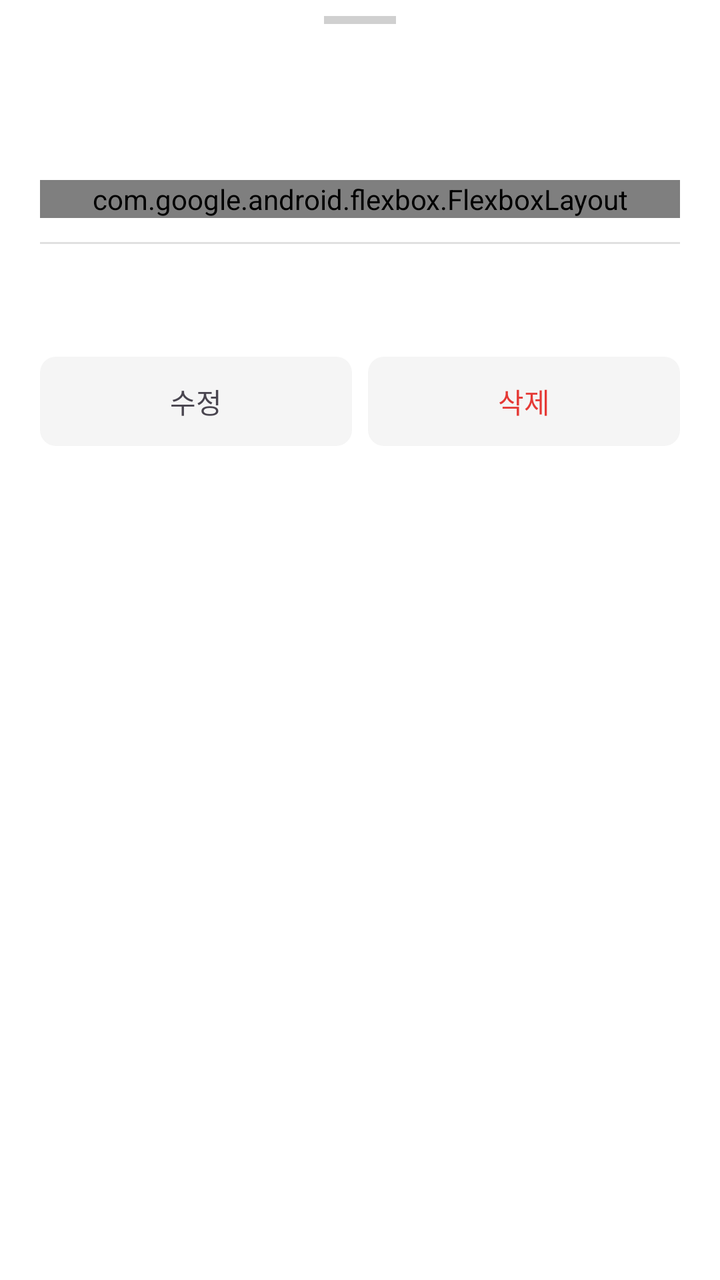
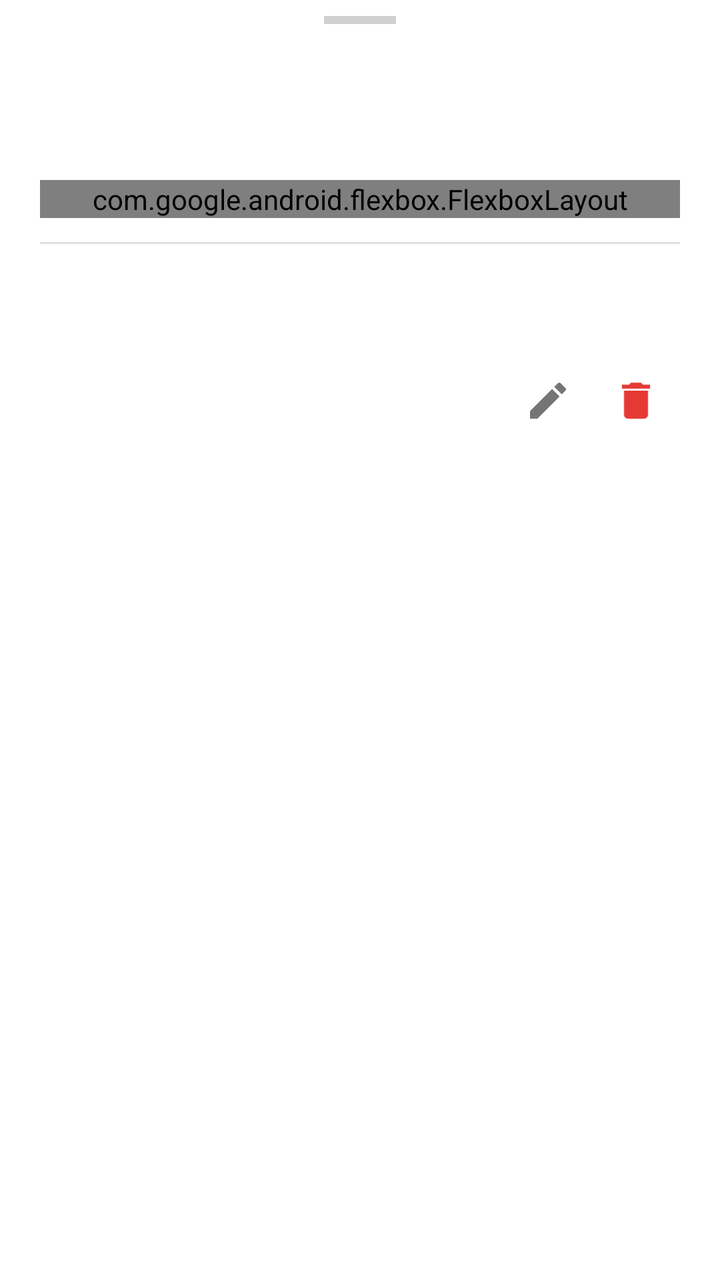

Before-and-after screenshots of an Android layout around one commit, followed by the original layout XML and the change that was made.
<!-- AndroidManifest.xml: application theme Theme.BNOTE -->
<!-- res/layout/bottom_sheet_sermon_detail.xml -->
<?xml version="1.0" encoding="utf-8"?>
<LinearLayout xmlns:android="http://schemas.android.com/apk/res/android"
    xmlns:app="http://schemas.android.com/apk/res-auto"
    android:layout_width="match_parent"
    android:layout_height="match_parent"
    android:orientation="vertical"
    android:background="@color/surface_elevated">

    <include layout="@layout/include_drag_handle" />

    <ScrollView
        android:layout_width="match_parent"
        android:layout_height="match_parent">

        <LinearLayout
            android:layout_width="match_parent"
            android:layout_height="wrap_content"
            android:orientation="vertical"
            android:padding="20dp">

            <LinearLayout
                android:layout_width="match_parent"
                android:layout_height="wrap_content"
                android:orientation="horizontal"
                android:gravity="center_vertical">

                <View
                    android:id="@+id/detail_category_dot"
                    android:layout_width="12dp"
                    android:layout_height="12dp"
                    android:layout_marginEnd="8dp" />

                <TextView
                    android:id="@+id/text_sermon_title"
                    android:layout_width="0dp"
                    android:layout_height="wrap_content"
                    android:layout_weight="1"
                    android:textSize="18sp"
                    android:textStyle="bold"
                    android:textColor="@color/text_primary" />

            </LinearLayout>

            <TextView
                android:id="@+id/text_sermon_meta"
                android:layout_width="match_parent"
                android:layout_height="wrap_content"
                android:layout_marginTop="4dp"
                android:textSize="13sp"
                android:textColor="@color/text_secondary" />

            <com.google.android.flexbox.FlexboxLayout
                android:id="@+id/flexbox_detail_refs"
                android:layout_width="match_parent"
                android:layout_height="wrap_content"
                android:layout_marginTop="8dp"
                app:flexWrap="wrap" />

            <View
                android:layout_width="match_parent"
                android:layout_height="1dp"
                android:layout_marginVertical="12dp"
                android:background="@color/divider_light" />

            <TextView
                android:id="@+id/text_sermon_memo"
                android:layout_width="match_parent"
                android:layout_height="wrap_content"
                android:textSize="15sp" />

            <LinearLayout
                android:layout_width="match_parent"
                android:layout_height="wrap_content"
                android:orientation="horizontal"
                android:layout_marginTop="24dp">

                <TextView
                    android:id="@+id/btn_edit_sermon"
                    android:layout_width="0dp"
                    android:layout_height="wrap_content"
                    android:layout_weight="1"
                    android:layout_marginEnd="8dp"
                    android:padding="12dp"
                    android:gravity="center"
                    android:text="수정"
                    android:background="@drawable/bg_book_button"
                    android:clickable="true"
                    android:focusable="true" />

                <TextView
                    android:id="@+id/btn_delete_sermon"
                    android:layout_width="0dp"
                    android:layout_height="wrap_content"
                    android:layout_weight="1"
                    android:padding="12dp"
                    android:gravity="center"
                    android:text="삭제"
                    android:textColor="#E53935"
                    android:background="@drawable/bg_book_button"
                    android:clickable="true"
                    android:focusable="true" />
            </LinearLayout>
        </LinearLayout>
    </ScrollView>
</LinearLayout>
<!-- res/layout/include_drag_handle.xml (included above) -->
<?xml version="1.0" encoding="utf-8"?>
<LinearLayout xmlns:android="http://schemas.android.com/apk/res/android"
    android:layout_width="match_parent"
    android:layout_height="wrap_content"
    android:gravity="center"
    android:paddingTop="8dp"
    android:paddingBottom="4dp">

    <View
        android:layout_width="36dp"
        android:layout_height="4dp"
        android:background="#D0D0D0" />
</LinearLayout>
<!-- resources referenced by this layout -->
<resources>
  <color name="divider_light">#E0E0E0</color>
  <color name="surface_elevated">#FFFFFF</color>
  <color name="text_primary">#212121</color>
  <color name="text_secondary">#757575</color>
  <!-- drawable bg_book_button (drawable) -->
  <?xml version="1.0" encoding="utf-8"?>
  <ripple xmlns:android="http://schemas.android.com/apk/res/android"
      android:color="#D7CCC8">
      <item>
          <shape android:shape="rectangle">
              <solid android:color="@color/input_background" />
              <corners android:radius="8dp" />
          </shape>
      </item>
  </ripple>
  <style name="Theme.BNOTE" parent="Base.Theme.BNOTE" />
  <color name="input_background">#F5F5F5</color>
  <style name="Base.Theme.BNOTE" parent="Theme.Material3.DayNight.NoActionBar">
          <item name="colorPrimary">@color/brown_primary</item>
          <item name="colorPrimaryDark">@color/brown_primary_dark</item>
          <item name="android:statusBarColor">@color/brown_primary_dark</item>
          <item name="android:windowLightStatusBar">false</item>
          <item name="android:windowBackground">@color/surface_background</item>
      </style>
  <color name="brown_primary">#795548</color>
  <color name="brown_primary_dark">#5D4037</color>
  <color name="surface_background">#FFFFFF</color>
</resources>

<!-- the commit's change to res/layout/bottom_sheet_sermon_detail.xml (unified diff, before → after) -->
@@ -68,35 +68,40 @@
                 android:layout_height="wrap_content"
                 android:textSize="15sp" />
 
+            <com.google.android.flexbox.FlexboxLayout
+                android:id="@+id/container_sermon_memo_citations"
+                android:layout_width="match_parent"
+                android:layout_height="wrap_content"
+                android:layout_marginTop="8dp"
+                android:visibility="gone"
+                app:flexWrap="wrap" />
+
             <LinearLayout
                 android:layout_width="match_parent"
                 android:layout_height="wrap_content"
                 android:orientation="horizontal"
+                android:gravity="end"
                 android:layout_marginTop="24dp">
 
-                <TextView
+                <ImageView
                     android:id="@+id/btn_edit_sermon"
-                    android:layout_width="0dp"
-                    android:layout_height="wrap_content"
-                    android:layout_weight="1"
-                    android:layout_marginEnd="8dp"
-                    android:padding="12dp"
-                    android:gravity="center"
-                    android:text="수정"
-                    android:background="@drawable/bg_book_button"
+                    android:layout_width="44dp"
+                    android:layout_height="44dp"
+                    android:padding="10dp"
+                    android:src="@drawable/ic_edit"
+                    android:contentDescription="수정"
+                    android:background="?attr/selectableItemBackgroundBorderless"
                     android:clickable="true"
                     android:focusable="true" />
 
-                <TextView
+                <ImageView
                     android:id="@+id/btn_delete_sermon"
-                    android:layout_width="0dp"
-                    android:layout_height="wrap_content"
-                    android:layout_weight="1"
-                    android:padding="12dp"
-                    android:gravity="center"
-                    android:text="삭제"
-                    android:textColor="#E53935"
-                    android:background="@drawable/bg_book_button"
+                    android:layout_width="44dp"
+                    android:layout_height="44dp"
+                    android:padding="10dp"
+                    android:src="@drawable/ic_delete"
+                    android:contentDescription="삭제"
+                    android:background="?attr/selectableItemBackgroundBorderless"
                     android:clickable="true"
                     android:focusable="true" />
             </LinearLayout>
<!-- resource entries referenced after the edit -->
@@ -4,19 +4,27 @@
   <color name="surface_elevated">#FFFFFF</color>
   <color name="text_primary">#212121</color>
   <color name="text_secondary">#757575</color>
-  <!-- drawable bg_book_button (drawable) -->
-  <?xml version="1.0" encoding="utf-8"?>
-  <ripple xmlns:android="http://schemas.android.com/apk/res/android"
-      android:color="#D7CCC8">
-      <item>
-          <shape android:shape="rectangle">
-              <solid android:color="@color/input_background" />
-              <corners android:radius="8dp" />
-          </shape>
-      </item>
-  </ripple>
+  <!-- drawable ic_delete (drawable) -->
+  <vector xmlns:android="http://schemas.android.com/apk/res/android"
+      android:width="20dp"
+      android:height="20dp"
+      android:viewportWidth="24"
+      android:viewportHeight="24">
+      <path
+          android:fillColor="#E53935"
+          android:pathData="M6,19c0,1.1 0.9,2 2,2h8c1.1,0 2,-0.9 2,-2V7H6v12zM19,4h-3.5l-1,-1h-5l-1,1H5v2h14V4z" />
+  </vector>
+  <!-- drawable ic_edit (drawable) -->
+  <vector xmlns:android="http://schemas.android.com/apk/res/android"
+      android:width="20dp"
+      android:height="20dp"
+      android:viewportWidth="24"
+      android:viewportHeight="24">
+      <path
+          android:fillColor="#757575"
+          android:pathData="M3,17.25V21h3.75L17.81,9.94l-3.75,-3.75L3,17.25zM20.71,7.04c0.39,-0.39 0.39,-1.02 0,-1.41l-2.34,-2.34c-0.39,-0.39 -1.02,-0.39 -1.41,0l-1.83,1.83 3.75,3.75 1.83,-1.83z" />
+  </vector>
   <style name="Theme.BNOTE" parent="Base.Theme.BNOTE" />
-  <color name="input_background">#F5F5F5</color>
   <style name="Base.Theme.BNOTE" parent="Theme.Material3.DayNight.NoActionBar">
           <item name="colorPrimary">@color/brown_primary</item>
           <item name="colorPrimaryDark">@color/brown_primary_dark</item>
